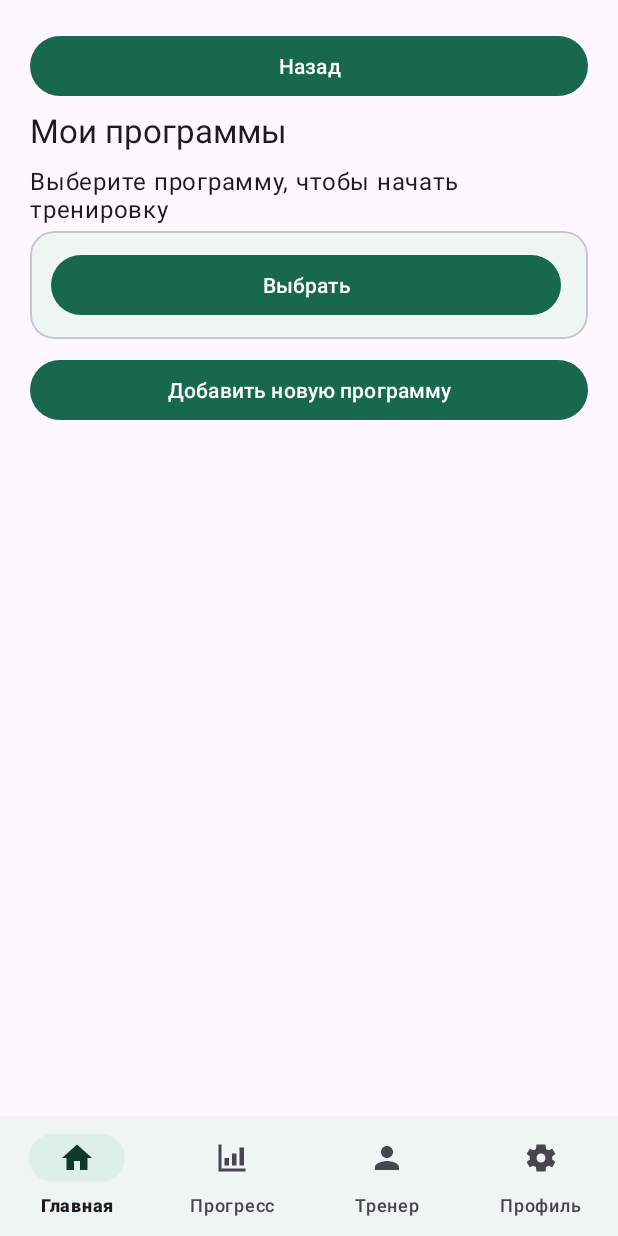
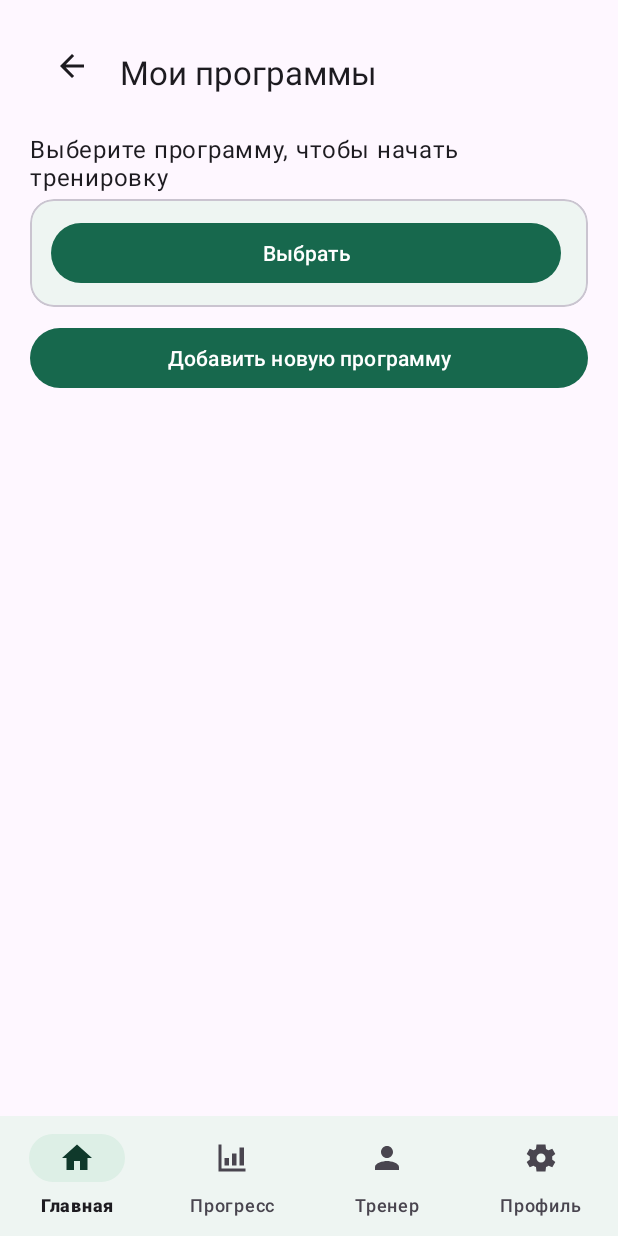
Before and after one commit to IlyaManishin/ooaid, an Android app: the screen it shows after launch (MainActivity), after a tap on "Мои программы", on a phone screen of 412 x 824 dp. Run offline under Robolectric (Android 15) with nearby library versions, the phone set to English and light mode, and no system bars; our stand-ins replace Dagger/Hilt's generated code, Room's generated code, navigation-ui; 28 statements that could not run were skipped.

Commit message:
fix(app): use compact back arrows in screen headers
Replace full-width back actions with a Material toolbar icon beside the title.
Preserve existing navigation and verify the compact accessible action in the activity test.

```diff
--- a/app/src/main/java/app/trackfit/app/ui/AccountFragment.java
+++ b/app/src/main/java/app/trackfit/app/ui/AccountFragment.java
@@ -289,8 +289,7 @@ public final class AccountFragment extends Fragment {
     }
 
     private void backAndTitle(int title) {
-        action(content, R.string.nav_back, this::back);
-        heading(title);
+        ScreenHeader.addTo(content, getString(title), this::back);
     }
 
     private void heading(int title) { text(content, getString(title), true); }
--- a/app/src/main/java/app/trackfit/app/ui/CoachFragment.java
+++ b/app/src/main/java/app/trackfit/app/ui/CoachFragment.java
@@ -29,8 +29,8 @@ public final class CoachFragment extends Fragment {
         String selected = getArguments() == null ? null : getArguments().getString(COACH);
         model.state().observe(getViewLifecycleOwner(), state -> {
             content.removeAllViews();
-            text(content, getString(R.string.coach_title), true);
             if (selected == null) {
+                text(content, getString(R.string.coach_title), true);
                 text(content, getString(R.string.coach_subtitle), false);
                 for (var card : state.cards()) {
                     String label = card.selected() ? getString(R.string.coach_selected, card.name()) : card.name();
@@ -48,7 +48,8 @@ public final class CoachFragment extends Fragment {
             } else {
                 for (var card : state.cards()) {
                     if (!card.id().equals(selected)) continue;
-                    action(content, getString(R.string.nav_back), () -> NavHostFragment.findNavController(this).popBackStack());
+                    ScreenHeader.addTo(content, getString(R.string.coach_title),
+                            () -> NavHostFragment.findNavController(this).popBackStack());
                     LinearLayout bar = new LinearLayout(requireContext());
                     CoachBar.render(bar, new CoachViewModel.State(state.cards(), card, null, false), () -> {});
                     content.addView(bar);
--- /dev/null
+++ b/app/src/main/java/app/trackfit/app/ui/ScreenHeader.java
@@ -0,0 +1,15 @@
+package app.trackfit.app.ui;
+
+import android.view.LayoutInflater;
+import android.widget.LinearLayout;
+import app.trackfit.app.databinding.ViewScreenHeaderBinding;
+
+final class ScreenHeader {
+    private ScreenHeader() {}
+
+    static void addTo(LinearLayout parent, CharSequence title, Runnable navigateBack) {
+        var header = ViewScreenHeaderBinding.inflate(LayoutInflater.from(parent.getContext()), parent, true).getRoot();
+        header.setTitle(title);
+        header.setNavigationOnClickListener(view -> navigateBack.run());
+    }
+}
--- a/app/src/main/java/app/trackfit/app/ui/TrainingFragment.java
+++ b/app/src/main/java/app/trackfit/app/ui/TrainingFragment.java
@@ -198,8 +198,7 @@ public final class TrainingFragment extends Fragment {
 
     private void showPrograms() {
         LinearLayout panel = binding.trainingContent;
-        button(panel, R.string.nav_back, this::back);
-        heading(panel, getString(R.string.programs_title));
+        ScreenHeader.addTo(panel, getString(R.string.programs_title), this::back);
         line(panel, getString(R.string.programs_description));
         for (var program : model.catalog()) {
             LinearLayout card = card(panel);
@@ -242,8 +241,7 @@ public final class TrainingFragment extends Fragment {
             return;
         }
         LinearLayout panel = binding.trainingContent;
-        button(panel, R.string.nav_back, this::discardAndBack);
-        heading(panel, getString(R.string.programs_title));
+        ScreenHeader.addTo(panel, getString(R.string.programs_title), this::discardAndBack);
         nameField = field(panel, getString(R.string.program_name), draft.name(), InputType.TYPE_CLASS_TEXT);
         heading(panel, getString(R.string.program_days));
         for (int i = 0; i < draft.days().size(); i++) {
@@ -309,8 +307,7 @@ public final class TrainingFragment extends Fragment {
         DayCard day = draft.days().get(dayIndex);
         autoStart = day.autoStart();
         LinearLayout panel = binding.trainingContent;
-        button(panel, R.string.nav_back, this::discardAndBack);
-        heading(panel, day.name());
+        ScreenHeader.addTo(panel, day.name(), this::discardAndBack);
         line(panel, getString(R.string.day_edit_description));
         heading(panel, getString(R.string.day_settings));
         nameField = field(panel, getString(R.string.day_name), day.name(), InputType.TYPE_CLASS_TEXT);
@@ -430,8 +427,7 @@ public final class TrainingFragment extends Fragment {
             return;
         }
         LinearLayout panel = binding.trainingContent;
-        button(panel, R.string.nav_back, this::goHome);
-        heading(panel, home.day().name());
+        ScreenHeader.addTo(panel, home.day().name(), this::goHome);
         line(panel, getString(R.string.workout_running, home.checked(), home.day().exercises().size()));
         countdown(panel, home.deadline());
         for (var exercise : home.day().exercises()) {
--- /dev/null
+++ b/app/src/main/res/drawable/ic_arrow_back.xml
@@ -0,0 +1,10 @@
+<?xml version="1.0" encoding="utf-8"?>
+<vector xmlns:android="http://schemas.android.com/apk/res/android"
+    android:width="24dp"
+    android:height="24dp"
+    android:viewportWidth="24"
+    android:viewportHeight="24"
+    android:autoMirrored="true">
+    <path android:fillColor="@android:color/black"
+        android:pathData="M20,11H7.83L13.42,5.41 12,4 4,12 12,20 13.42,18.59 7.83,13H20Z" />
+</vector>
--- /dev/null
+++ b/app/src/main/res/layout/view_screen_header.xml
@@ -0,0 +1,14 @@
+<?xml version="1.0" encoding="utf-8"?>
+<com.google.android.material.appbar.MaterialToolbar
+    xmlns:android="http://schemas.android.com/apk/res/android"
+    xmlns:app="http://schemas.android.com/apk/res-auto"
+    android:layout_width="match_parent"
+    android:layout_height="wrap_content"
+    android:layout_marginBottom="8dp"
+    android:minHeight="48dp"
+    app:contentInsetEnd="0dp"
+    app:contentInsetStartWithNavigation="0dp"
+    app:navigationContentDescription="@string/nav_back"
+    app:navigationIcon="@drawable/ic_arrow_back"
+    app:navigationIconTint="?attr/colorOnSurface"
+    app:titleTextAppearance="@style/TextAppearance.Material3.TitleLarge" />
```
Also changed, not shown: 2 other files.
